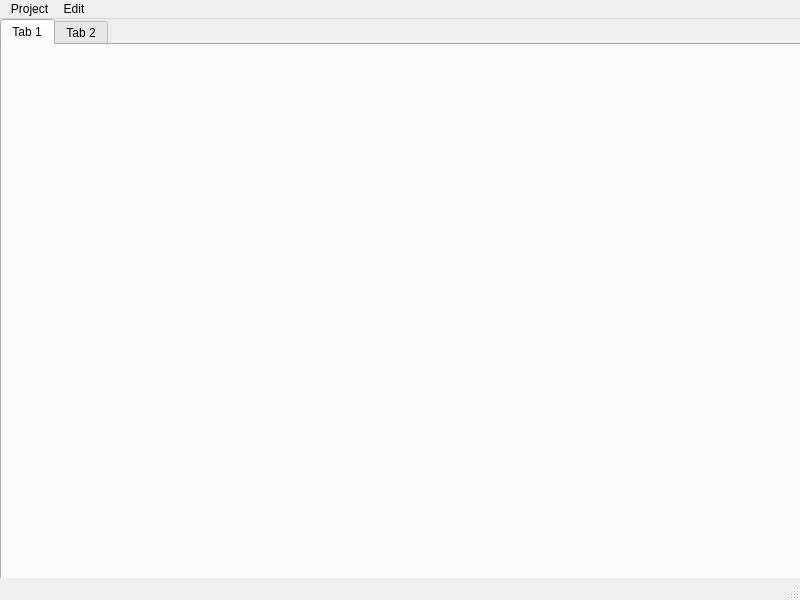
Above: Implementierung/resources/forms/mainwindow.ui from SuppenGeist/pse-ws1516-videoencoder-ta before the change. Below: the same form after it.
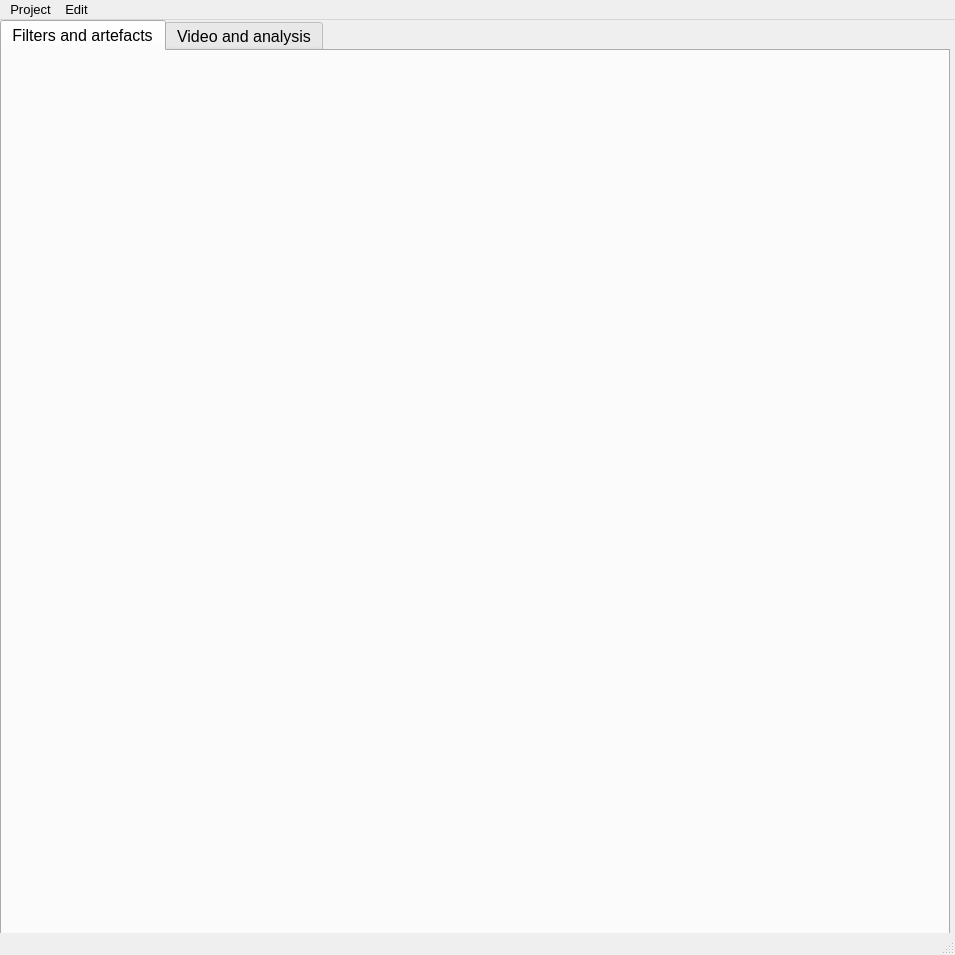
That is the form after the change.

Commit message: implemented filterTab interface

```diff
--- a/Implementierung/resources/forms/mainwindow.ui
+++ b/Implementierung/resources/forms/mainwindow.ui
@@ -6,8 +6,8 @@
    <rect>
     <x>0</x>
     <y>0</y>
-    <width>800</width>
-    <height>600</height>
+    <width>955</width>
+    <height>955</height>
    </rect>
   </property>
   <property name="windowTitle">
@@ -19,18 +19,48 @@
      <rect>
       <x>0</x>
       <y>0</y>
-      <width>801</width>
-      <height>561</height>
+      <width>950</width>
+      <height>920</height>
      </rect>
     </property>
-    <widget class="QWidget" name="tab">
+    <property name="minimumSize">
+     <size>
+      <width>950</width>
+      <height>920</height>
+     </size>
+    </property>
+    <property name="maximumSize">
+     <size>
+      <width>950</width>
+      <height>920</height>
+     </size>
+    </property>
+    <property name="font">
+     <font>
+      <pointsize>12</pointsize>
+     </font>
+    </property>
+    <property name="currentIndex">
+     <number>0</number>
+    </property>
+    <widget class="QWidget" name="Filtersandartefacts">
      <attribute name="title">
-      <string>Tab 1</string>
+      <string>Filters and artefacts</string>
      </attribute>
+     <widget class="QWidget" name="filterTab" native="true">
+      <property name="geometry">
+       <rect>
+        <x>0</x>
+        <y>0</y>
+        <width>951</width>
+        <height>831</height>
+       </rect>
+      </property>
+     </widget>
     </widget>
     <widget class="QWidget" name="tab_2">
      <attribute name="title">
-      <string>Tab 2</string>
+      <string>Video and analysis</string>
      </attribute>
     </widget>
    </widget>
@@ -40,10 +70,15 @@
     <rect>
      <x>0</x>
      <y>0</y>
-     <width>800</width>
-     <height>21</height>
+     <width>955</width>
+     <height>23</height>
     </rect>
    </property>
+   <property name="font">
+    <font>
+     <pointsize>10</pointsize>
+    </font>
+   </property>
    <widget class="QMenu" name="menuProject">
     <property name="title">
      <string>Project</string>
```
Left out of the diff: 2 changed lines with no effect on the pictures. The commit also changes 10 other files.
